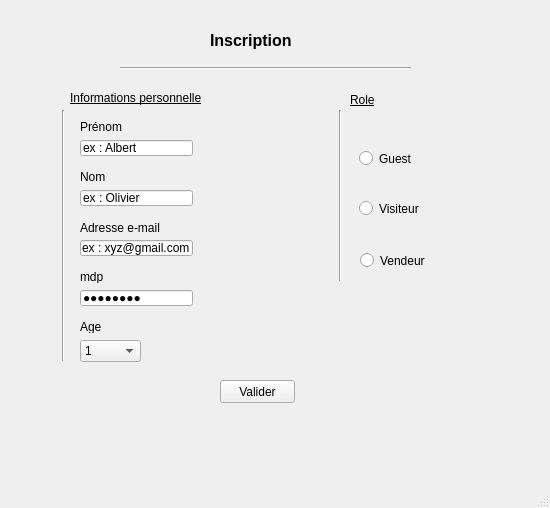
First picture: the form in acceuil.ui, repository TheoLefeuvre16/TP_GLPOO, before the edit.
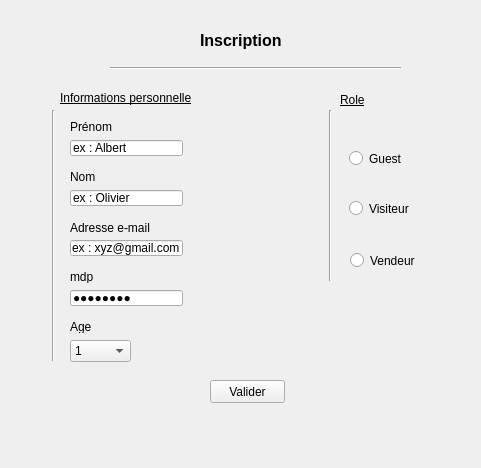
Second picture: the form after the edit.

Commit message: +fenetre connection

Diff of the .ui file:
```diff
--- a/acceuil.ui
+++ b/acceuil.ui
@@ -1,95 +1,22 @@
 <?xml version="1.0" encoding="UTF-8"?>
 <ui version="4.0">
- <class>acceuil</class>
- <widget class="QMainWindow" name="acceuil">
+ <class>Form</class>
+ <widget class="QWidget" name="Form">
   <property name="geometry">
    <rect>
     <x>0</x>
     <y>0</y>
-    <width>550</width>
-    <height>508</height>
+    <width>481</width>
+    <height>468</height>
    </rect>
   </property>
   <property name="windowTitle">
    <string>MainWindow</string>
   </property>
-  <widget class="QWidget" name="centralwidget">
-   <widget class="QLineEdit" name="prenom_input">
-    <property name="geometry">
-     <rect>
-      <x>80</x>
-      <y>140</y>
-      <width>113</width>
-      <height>16</height>
-     </rect>
-    </property>
-    <property name="text">
-     <string>ex : Albert</string>
-    </property>
-   </widget>
-   <widget class="QLabel" name="label">
-    <property name="geometry">
-     <rect>
-      <x>210</x>
-      <y>20</y>
-      <width>121</width>
-      <height>41</height>
-     </rect>
-    </property>
-    <property name="font">
-     <font>
-      <pointsize>12</pointsize>
-      <weight>75</weight>
-      <bold>true</bold>
-     </font>
-    </property>
-    <property name="text">
-     <string>Inscription </string>
-    </property>
-   </widget>
-   <widget class="QLabel" name="label_2">
-    <property name="geometry">
-     <rect>
-      <x>80</x>
-      <y>120</y>
-      <width>47</width>
-      <height>13</height>
-     </rect>
-    </property>
-    <property name="text">
-     <string>Prénom</string>
-    </property>
-   </widget>
-   <widget class="QLineEdit" name="nom_input">
-    <property name="geometry">
-     <rect>
-      <x>80</x>
-      <y>190</y>
-      <width>113</width>
-      <height>16</height>
-     </rect>
-    </property>
-    <property name="text">
-     <string>ex : Olivier</string>
-    </property>
-   </widget>
-   <widget class="QLabel" name="label_3">
-    <property name="geometry">
-     <rect>
-      <x>80</x>
-      <y>170</y>
-      <width>47</width>
-      <height>13</height>
-     </rect>
-    </property>
-    <property name="text">
-     <string>Nom</string>
-    </property>
-   </widget>
    <widget class="QLineEdit" name="email_input">
     <property name="geometry">
      <rect>
-      <x>80</x>
+     <x>70</x>
       <y>240</y>
       <width>113</width>
       <height>16</height>
@@ -99,10 +26,62 @@
      <string>ex : xyz@gmail.com</string>
     </property>
    </widget>
+  <widget class="Line" name="line_3">
+   <property name="geometry">
+    <rect>
+     <x>320</x>
+     <y>110</y>
+     <width>20</width>
+     <height>171</height>
+    </rect>
+   </property>
+   <property name="orientation">
+    <enum>Qt::Vertical</enum>
+   </property>
+  </widget>
+  <widget class="Line" name="line_2">
+   <property name="geometry">
+    <rect>
+     <x>110</x>
+     <y>60</y>
+     <width>291</width>
+     <height>16</height>
+    </rect>
+   </property>
+   <property name="orientation">
+    <enum>Qt::Horizontal</enum>
+   </property>
+  </widget>
+  <widget class="QRadioButton" name="guest_choice">
+   <property name="geometry">
+    <rect>
+     <x>349</x>
+     <y>150</y>
+     <width>82</width>
+     <height>17</height>
+    </rect>
+   </property>
+   <property name="text">
+    <string>Guest</string>
+   </property>
+  </widget>
+  <widget class="QRadioButton" name="vendeur_choice">
+   <property name="geometry">
+    <rect>
+     <x>350</x>
+     <y>250</y>
+     <width>81</width>
+     <height>21</height>
+    </rect>
+   </property>
+   <property name="text">
+    <string>Vendeur</string>
+   </property>
+  </widget>
    <widget class="QLabel" name="label_4">
     <property name="geometry">
      <rect>
-      <x>80</x>
+     <x>70</x>
       <y>220</y>
       <width>81</width>
       <height>16</height>
@@ -112,30 +91,74 @@
      <string>Adresse e-mail</string>
     </property>
    </widget>
-   <widget class="QLabel" name="label_5">
+  <widget class="QLineEdit" name="nom_input">
     <property name="geometry">
      <rect>
-      <x>80</x>
-      <y>320</y>
+     <x>70</x>
+     <y>190</y>
+     <width>113</width>
+     <height>16</height>
+    </rect>
+   </property>
+   <property name="text">
+    <string>ex : Olivier</string>
+   </property>
+  </widget>
+  <widget class="QLabel" name="label_6">
+   <property name="geometry">
+    <rect>
+     <x>60</x>
+     <y>90</y>
+     <width>131</width>
+     <height>16</height>
+    </rect>
+   </property>
+   <property name="font">
+    <font>
+     <underline>true</underline>
+    </font>
+   </property>
+   <property name="text">
+    <string>Informations personnelles</string>
+   </property>
+  </widget>
+  <widget class="QLabel" name="label_8">
+   <property name="geometry">
+    <rect>
+     <x>70</x>
+     <y>270</y>
       <width>47</width>
       <height>13</height>
      </rect>
     </property>
     <property name="text">
-     <string>Age</string>
+    <string>mdp</string>
+   </property>
+  </widget>
+  <widget class="QPushButton" name="submit">
+   <property name="geometry">
+    <rect>
+     <x>210</x>
+     <y>380</y>
+     <width>75</width>
+     <height>23</height>
+    </rect>
+   </property>
+   <property name="text">
+    <string>Valider</string>
     </property>
    </widget>
    <widget class="QComboBox" name="comboBox">
     <property name="geometry">
      <rect>
-      <x>80</x>
+     <x>70</x>
       <y>340</y>
       <width>61</width>
       <height>22</height>
      </rect>
     </property>
     <property name="currentText">
-     <string>20</string>
+    <string>1</string>
     </property>
     <item>
      <property name="text">
@@ -688,10 +711,41 @@
      </property>
     </item>
    </widget>
+  <widget class="QLabel" name="label_7">
+   <property name="geometry">
+    <rect>
+     <x>340</x>
+     <y>90</y>
+     <width>47</width>
+     <height>20</height>
+    </rect>
+   </property>
+   <property name="font">
+    <font>
+     <underline>true</underline>
+    </font>
+   </property>
+   <property name="text">
+    <string>Role</string>
+   </property>
+  </widget>
+  <widget class="QLabel" name="label_3">
+   <property name="geometry">
+    <rect>
+     <x>70</x>
+     <y>170</y>
+     <width>47</width>
+     <height>13</height>
+    </rect>
+   </property>
+   <property name="text">
+    <string>Nom</string>
+   </property>
+  </widget>
    <widget class="Line" name="line">
     <property name="geometry">
      <rect>
-      <x>53</x>
+     <x>43</x>
       <y>110</y>
       <width>20</width>
       <height>251</height>
@@ -701,49 +755,36 @@
      <enum>Qt::Vertical</enum>
     </property>
    </widget>
-   <widget class="Line" name="line_2">
+  <widget class="QLabel" name="label_5">
     <property name="geometry">
      <rect>
-      <x>120</x>
-      <y>60</y>
-      <width>291</width>
+     <x>70</x>
+     <y>320</y>
+     <width>47</width>
+     <height>13</height>
+    </rect>
+   </property>
+   <property name="text">
+    <string>Age</string>
+   </property>
+  </widget>
+  <widget class="QLineEdit" name="prenom_input">
+   <property name="geometry">
+    <rect>
+     <x>70</x>
+     <y>140</y>
+     <width>113</width>
       <height>16</height>
      </rect>
     </property>
-    <property name="orientation">
-     <enum>Qt::Horizontal</enum>
-    </property>
-   </widget>
-   <widget class="QPushButton" name="submit">
-    <property name="geometry">
-     <rect>
-      <x>220</x>
-      <y>380</y>
-      <width>75</width>
-      <height>23</height>
-     </rect>
-    </property>
     <property name="text">
-     <string>Valider</string>
-    </property>
-   </widget>
-   <widget class="QRadioButton" name="guest_choice">
-    <property name="geometry">
-     <rect>
-      <x>359</x>
-      <y>150</y>
-      <width>82</width>
-      <height>17</height>
-     </rect>
-    </property>
-    <property name="text">
-     <string>Guest</string>
+    <string>ex : Albert</string>
     </property>
    </widget>
    <widget class="QRadioButton" name="visiteur_choice">
     <property name="geometry">
      <rect>
-      <x>359</x>
+     <x>349</x>
       <y>200</y>
       <width>82</width>
       <height>17</height>
@@ -753,85 +794,43 @@
      <string>Visiteur</string>
     </property>
    </widget>
-   <widget class="QRadioButton" name="vendeur_choice">
-    <property name="geometry">
-     <rect>
-      <x>360</x>
-      <y>250</y>
-      <width>81</width>
-      <height>21</height>
-     </rect>
-    </property>
-    <property name="text">
-     <string>Vendeur</string>
-    </property>
-   </widget>
-   <widget class="Line" name="line_3">
-    <property name="geometry">
-     <rect>
-      <x>330</x>
-      <y>110</y>
-      <width>20</width>
-      <height>171</height>
-     </rect>
-    </property>
-    <property name="orientation">
-     <enum>Qt::Vertical</enum>
-    </property>
-   </widget>
-   <widget class="QLabel" name="label_6">
+  <widget class="QLabel" name="label_2">
     <property name="geometry">
      <rect>
       <x>70</x>
-      <y>90</y>
-      <width>131</width>
-      <height>16</height>
-     </rect>
-    </property>
-    <property name="font">
-     <font>
-      <underline>true</underline>
-     </font>
-    </property>
-    <property name="text">
-     <string>Informations personnelles</string>
-    </property>
-   </widget>
-   <widget class="QLabel" name="label_7">
-    <property name="geometry">
-     <rect>
-      <x>350</x>
-      <y>90</y>
-      <width>47</width>
-      <height>20</height>
-     </rect>
-    </property>
-    <property name="font">
-     <font>
-      <underline>true</underline>
-     </font>
-    </property>
-    <property name="text">
-     <string>Role</string>
-    </property>
-   </widget>
-   <widget class="QLabel" name="label_8">
-    <property name="geometry">
-     <rect>
-      <x>80</x>
-      <y>270</y>
+     <y>120</y>
       <width>47</width>
       <height>13</height>
      </rect>
     </property>
     <property name="text">
-     <string>mdp</string>
+    <string>Prénom</string>
+   </property>
+  </widget>
+  <widget class="QLabel" name="label">
+   <property name="geometry">
+    <rect>
+     <x>200</x>
+     <y>20</y>
+     <width>121</width>
+     <height>41</height>
+    </rect>
+   </property>
+   <property name="font">
+    <font>
+     <pointsize>12</pointsize>
+     <weight>75</weight>
+     <bold>true</bold>
+    </font>
+   </property>
+   <property name="text">
+    <string>Inscription </string>
     </property>
    </widget>
    <widget class="QLineEdit" name="mdp_input">
     <property name="geometry">
      <rect>
-      <x>80</x>
+     <x>70</x>
       <y>290</y>
       <width>113</width>
       <height>16</height>
@@ -850,8 +849,6 @@
      <string/>
     </property>
    </widget>
-  </widget>
-  <widget class="QStatusBar" name="statusbar"/>
  </widget>
  <resources/>
  <connections/>
```
Left out of the diff: 2 changed lines with no effect on the pictures. Lines whose indentation alone changed are shown as unchanged. The commit also changes 4 other files.
